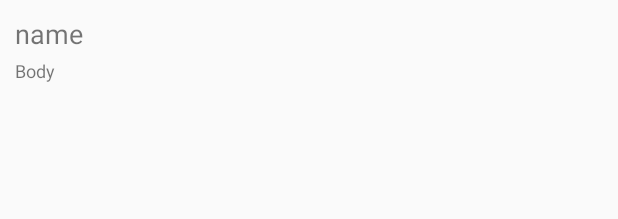
After one commit to press-f-for-respect/Project2, an Android app: the layout single_comment.xml on its own in the app's theme, with its tools: preview values and no code run, on a phone screen of 412 x 824 dp. The commit adds this screen. Shown: the top 219 px of the screen. Run offline under Robolectric (Android 15) with nearby library versions, the phone set to English and light mode, and no system bars; network calls fail.

Commit message:
added activity for comments and showing them

```diff
--- a/app/src/main/java/nosence/pressfforrespect/project2/MainActivity.java
+++ b/app/src/main/java/nosence/pressfforrespect/project2/MainActivity.java
@@ -61,8 +61,7 @@ public class MainActivity extends AppCompatActivity {
         recyclerView.setLayoutManager(linearLayoutManager);
         recyclerView.addItemDecoration(verticalDividerItemDecoration);
         recyclerView.setAdapter(adapter);
-
-        getData();
+        getPosts();
     }
 
     @Override
@@ -93,7 +92,7 @@ public class MainActivity extends AppCompatActivity {
         return true;
     }
 
-    private void getData() {
+    private void getPosts() {
         final Gson gson = new Gson();
         final ProgressDialog progressDialog = new ProgressDialog(this);
         progressDialog.setMessage("Loading...");
--- /dev/null
+++ b/app/src/main/res/layout/single_comment.xml
@@ -0,0 +1,21 @@
+<?xml version="1.0" encoding="utf-8"?>
+<LinearLayout
+    xmlns:android="http://schemas.android.com/apk/res/android"
+    android:layout_height="wrap_content"
+    android:layout_width="match_parent"
+    android:orientation="vertical"
+    android:padding="10dp">
+    <TextView
+        android:id="@+id/comment_name"
+        android:layout_width="match_parent"
+        android:layout_height="wrap_content"
+        android:text="@string/name"
+        android:textSize="18sp"
+        android:layout_marginBottom="4dp"/>
+    <TextView
+        android:id="@+id/comment_body"
+        android:layout_width="match_parent"
+        android:layout_height="wrap_content"
+        android:text="@string/body"
+        android:textSize="12sp"/>
+</LinearLayout>
--- a/app/src/main/res/values/strings.xml
+++ b/app/src/main/res/values/strings.xml
@@ -5,4 +5,5 @@
     <string name="change_to_grid">change_to_grid</string>
     <string name="members_list">members_list</string>
     <string name="names">Ali Garjani, Kourosh Shariat, Hamed Khanaki</string>
+    <string name="name">name</string>
 </resources>
```
Also changed, not shown: app/src/main/AndroidManifest.xml (+8 -1 lines), app/src/main/java/nosence/pressfforrespect/project2/CommentsActivity.java (added, +91 -0 lines), app/src/main/java/nosence/pressfforrespect/project2/model/Comment.java (added, +40 -0 lines), app/src/main/java/nosence/pressfforrespect/project2/utils/CommentAdapter.java (added, +53 -0 lines), app/src/main/java/nosence/pressfforrespect/project2/utils/PostAdapter.java (+20 -6 lines), app/src/main/res/layout/activity_comments.xml (added, +26 -0 lines).
